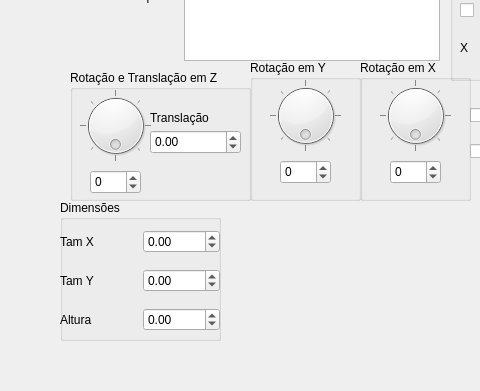
The window that ifg/qt/ui/forma.ui (matferib/tabuleiro-virtual) describes before a commit, drawn with Qt 5; both pictures show x 0 to 480 and y 170 to 561 of the 872 by 561 pixel window.
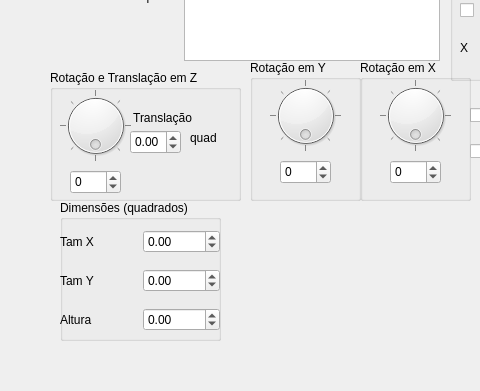
The same window after the commit.

Patch:
```diff
--- a/ifg/qt/ui/forma.ui
+++ b/ifg/qt/ui/forma.ui
@@ -117,7 +117,7 @@
     </rect>
    </property>
    <property name="title">
-    <string>Dimensões</string>
+    <string>Dimensões (quadrados)</string>
    </property>
    <widget class="QWidget" name="verticalLayoutWidget">
     <property name="geometry">
@@ -216,9 +216,9 @@
   <widget class="QGroupBox" name="groupBox_2">
    <property name="geometry">
     <rect>
-     <x>70</x>
+     <x>50</x>
      <y>240</y>
-     <width>181</width>
+     <width>191</width>
      <height>131</height>
     </rect>
    </property>
@@ -273,7 +273,7 @@
      <rect>
       <x>80</x>
       <y>60</y>
-      <width>91</width>
+      <width>51</width>
       <height>24</height>
      </rect>
     </property>
@@ -300,7 +300,7 @@
      </rect>
     </property>
     <property name="text">
-     <string>Translação</string>
+     <string> Translação</string>
     </property>
    </widget>
    <widget class="QSpinBox" name="spin_rotacao">
@@ -319,6 +319,19 @@
      <number>180</number>
     </property>
    </widget>
+   <widget class="QLabel" name="label_15">
+    <property name="geometry">
+     <rect>
+      <x>140</x>
+      <y>60</y>
+      <width>41</width>
+      <height>16</height>
+     </rect>
+    </property>
+    <property name="text">
+     <string>quad</string>
+    </property>
+   </widget>
   </widget>
   <widget class="QWidget" name="horizontalLayoutWidget_3">
    <property name="geometry">
```
Left out of the diff: 50 changed lines with no effect on the pictures.
